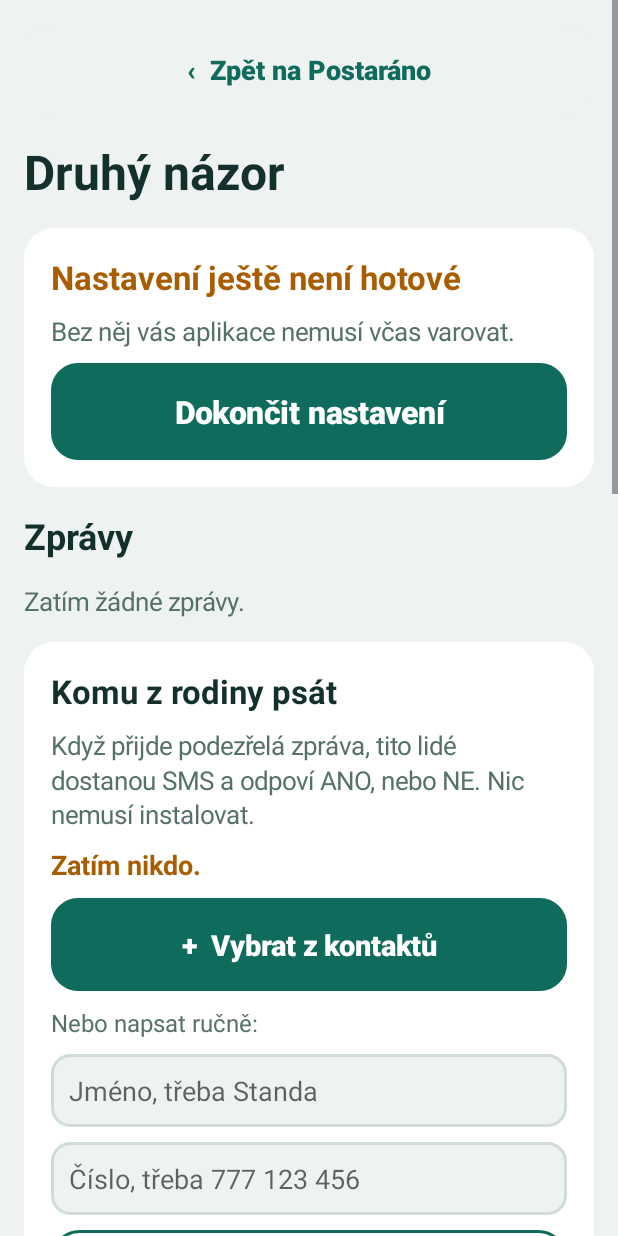
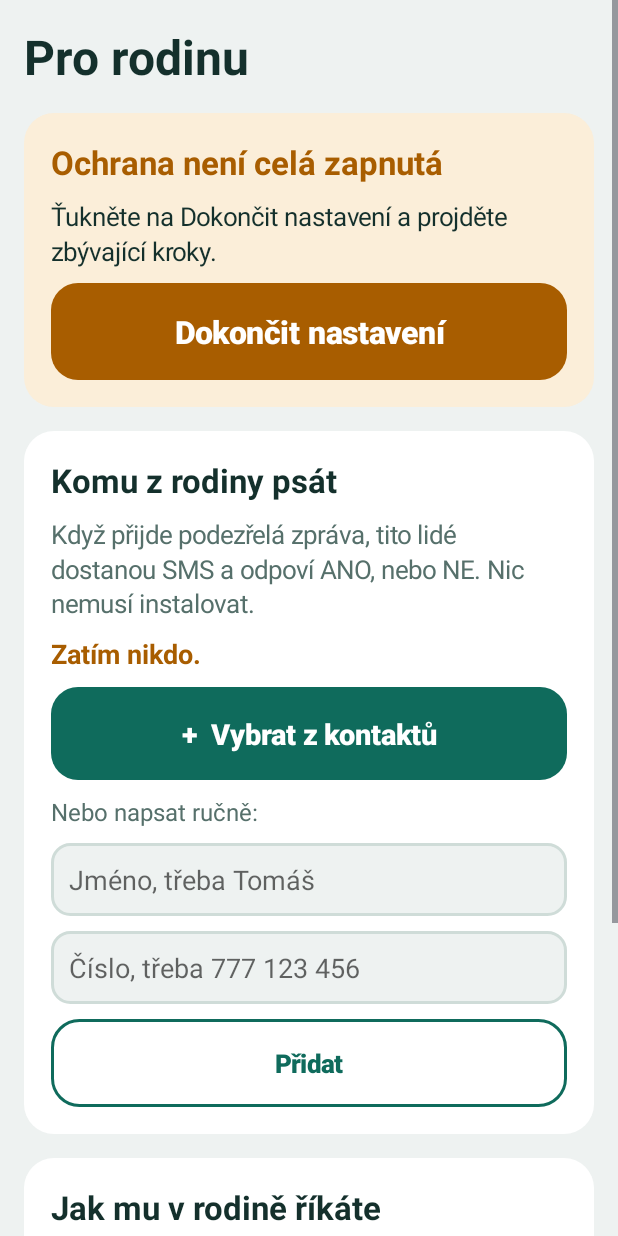
Before and after one commit to 995p2g56n2-wq/druhy-nazor, an Android app: the DruhyNazorActivity screen opened directly, with no data from a screen before it, on a phone screen of 412 x 824 dp. Run offline under Robolectric (Android 15) with nearby library versions, the phone set to English and light mode, and no system bars.

Commit message:
Jednodušší instalace a ovládání (#2)
- Úvod: jedno tlačítko Zapnout ochranu, pak hned Komu dáme vědět a Jak vám říká.
  Zrušena otázka Pro koho, katalog pomocníků a Více informací.
- Hotoví pomocníci jsou zapnutí sami, nehotové senior nevidí.
- Povolení jen ta potřebná: WhatsApp a Messenger jen když jsou v telefonu.
  Místo velkého Přeskočit jen malé Později.
- Úvodní obrazovka: velký stav, dlaždice Zprávy a malé tlačítko Pro rodinu.
  Když ochrana není celá, senior vidí, že rodina už o tom ví, a rodina dostane SMS.
- Pro rodinu: dokončit nastavení, komu psát (odebrání jde vrátit, změny se ohlásí SMS),
  jak seniorovi říkají, schované nastavení pro zkoušení.
- Sestavení se kontroluje i u návrhu změn.


Claude-Session: https://claude.ai/code/session_011h7VMnUtu7ciwt32iJXcso

Co-authored-by: Claude <noreply@anthropic.com>

```diff
--- a/app/build.gradle.kts
+++ b/app/build.gradle.kts
@@ -11,8 +11,8 @@ android {
         applicationId = "cz.druhynazor.test"
         minSdk = 29
         targetSdk = 34
-        versionCode = 9
-        versionName = "0.9-zkusebni"
+        versionCode = 10
+        versionName = "0.10-zkusebni"
     }
 
     signingConfigs {
--- a/app/src/main/java/cz/druhynazor/ChatWatcher.kt
+++ b/app/src/main/java/cz/druhynazor/ChatWatcher.kt
@@ -151,6 +151,11 @@ class ChatWatcher : NotificationListenerService() {
             "com.instagram.android" to "Instagram"
         )
 
+        /** V telefonu je aspoň jeden chat, který umíme hlídat. Bez něj krok WhatsApp a Messenger odpadá. */
+        fun anyChatInstalled(context: Context): Boolean = APPS.keys.any {
+            try { context.packageManager.getPackageInfo(it, 0); true } catch (e: Exception) { false }
+        }
+
         fun isEnabled(context: Context): Boolean {
             val flat = Settings.Secure.getString(context.contentResolver, "enabled_notification_listeners") ?: return false
             val me = ComponentName(context, ChatWatcher::class.java)
--- a/app/src/main/java/cz/druhynazor/DruhyNazorActivity.kt
+++ b/app/src/main/java/cz/druhynazor/DruhyNazorActivity.kt
@@ -13,10 +13,15 @@ import android.widget.Toast
 import cz.druhynazor.Ui.dp
 import java.util.Date
 
-/** Druhý názor uvnitř Postaráno: stav ochrany, zprávy a nastavení pro test. */
+/**
+ * Dvě obrazovky v jedné:
+ * - Zprávy (pro seniora): jen seznam zpráv.
+ * - Pro rodinu: dokončit nastavení, komu psát, jak seniorovi říkají a schované nastavení pro zkoušení.
+ */
 class DruhyNazorActivity : Activity() {
 
     private val onlyMessages get() = intent?.getBooleanExtra(EXTRA_ONLY_MESSAGES, false) == true
+    private var testShown = false
 
     override fun onCreate(savedInstanceState: Bundle?) {
         super.onCreate(savedInstanceState)
@@ -40,46 +45,64 @@ class DruhyNazorActivity : Activity() {
         val root = Ui.column(this, 16, 16).apply { setBackgroundColor(Ui.BG) }
         val permOk = DnSetupActivity.permsGranted(this)
 
-        root.addView(Ui.button(this, "‹  Zpět na Postaráno", Ui.BG, Ui.ACCENT, sp = 18f) { backHome() })
-
         if (onlyMessages) {
             root.addView(Ui.text(this, "Zprávy", 32f, bold = true))
-        } else {
-            root.addView(Ui.text(this, "Druhý názor", 32f, bold = true))
-            if (DnSetupActivity.allDone(this)) {
-                root.addView(Ui.text(this, "✅ Ochrana je zapnutá. Hovory a SMS jsou pod dohledem.", 20f, bold = true, color = Ui.OK))
+            if (!permOk) {
+                root.addView(Ui.text(this, "Zprávy se ukážou, až rodina dokončí nastavení.", 19f, color = Ui.MUTED))
             } else {
-                val setup = Ui.card(this)
-                setup.addView(Ui.text(this, "Nastavení ještě není hotové", 22f, bold = true, color = Ui.WARN))
-                setup.addView(Ui.text(this, "Bez něj vás aplikace nemusí včas varovat.", 17f, color = Ui.MUTED))
-                setup.addView(Ui.button(this, "Dokončit nastavení") {
-                    startActivity(Intent(this, DnSetupActivity::class.java))
-                })
-                root.addView(setup)
+                val list = SmsStore.latest(this)
+                if (list.isEmpty()) root.addView(Ui.text(this, "Zatím žádné zprávy.", 19f, color = Ui.MUTED))
+                for (sms in list) root.addView(messageRow(sms))
             }
+            show(root); return
         }
 
-        // ---- Zprávy ----
-        if (!onlyMessages) root.addView(Ui.text(this, "Zprávy", 24f, bold = true))
-        if (!permOk) {
-            root.addView(Ui.text(this, "Zprávy se ukážou po povolení oprávnění.", 17f, color = Ui.MUTED))
+        // ---- Pro rodinu ----
+        root.addView(Ui.text(this, "Pro rodinu", 32f, bold = true))
+        if (DnSetupActivity.allDone(this)) {
+            root.addView(Ui.text(this, "✅ Ochrana je celá zapnutá.", 20f, bold = true, color = Ui.OK))
         } else {
-            val list = SmsStore.latest(this)
-            if (list.isEmpty()) root.addView(Ui.text(this, "Zatím žádné zprávy.", 17f, color = Ui.MUTED))
-            for (sms in list) root.addView(messageRow(sms))
+            val setup = Ui.card(this).apply { background = Ui.rounded(Ui.WARN_SOFT, 20, this@DruhyNazorActivity) }
+            setup.addView(Ui.text(this, "Ochrana není celá zapnutá", 22f, bold = true, color = Ui.WARN))
+            setup.addView(Ui.text(this, "Ťukněte na Dokončit nastavení a projděte zbývající kroky.", 17f))
+            setup.addView(Ui.button(this, "Dokončit nastavení", Ui.WARN) {
+                startActivity(Intent(this, DnSetupActivity::class.java))
+            })
+            root.addView(setup)
         }
 
-        if (onlyMessages) { show(root); return }
-
-        // ---- Rodina ----
         root.addView(FamilyUi.card(this) { render() })
 
-        // ---- Zkušební nastavení ----
+        // ---- Jak seniorovi říkají ----
+        val call = Ui.card(this)
+        call.addView(Ui.text(this, "Jak mu v rodině říkáte", 22f, bold = true))
+        call.addView(Ui.text(this, "Takhle bude psát v SMS, třeba „${prefs.seniorName}: podvodná SMS“.", 17f, color = Ui.MUTED))
+        (Prefs.CALLS.map { it.second } + Prefs.OTHER).chunked(3).forEach { names ->
+            val row = LinearLayout(this).apply { orientation = LinearLayout.HORIZONTAL }
+            names.forEachIndexed { i, name ->
+                val on = prefs.seniorName == name
+                val b = Ui.button(this, name, if (on) Ui.ACCENT else Ui.CARD,
+                    if (on) android.graphics.Color.WHITE else Ui.ACCENT, sp = 16f) {
+                    prefs.seniorName = name; render()
+                }.apply { setPadding(dp(4), dp(14), dp(4), dp(14)) }
+                row.addView(b, LinearLayout.LayoutParams(0, LinearLayout.LayoutParams.WRAP_CONTENT, 1f).apply {
+                    if (i < 2) marginEnd = dp(8)
+                })
+            }
+            // Zarovnat poslední řádek na stejnou šířku tlačítek
+            repeat(3 - names.size) { row.addView(View(this), LinearLayout.LayoutParams(0, 1, 1f)) }
+            call.addView(row)
+        }
+        root.addView(call)
+
+        // ---- Zkušební nastavení (jen pro zkoušení, schované) ----
+        if (!testShown) {
+            root.addView(Ui.button(this, "Nastavení pro zkoušení", Ui.BG, Ui.MUTED, sp = 16f) { testShown = true; render() })
+            show(root); return
+        }
         val cfg = Ui.card(this)
-        cfg.addView(Ui.text(this, "Nastavení pro test", 22f, bold = true))
+        cfg.addView(Ui.text(this, "Nastavení pro zkoušení", 22f, bold = true))
 
-        cfg.addView(Ui.text(this, "Jak oslovit seniora v upozornění", 16f, color = Ui.MUTED))
-        val senior = Ui.input(this, prefs.seniorName, "Babička"); cfg.addView(senior)
         cfg.addView(Ui.text(this, "Čísla, která se v testu chovají jako podvodníci (oddělte čárkou)", 16f, color = Ui.MUTED))
         val scam = Ui.input(this, prefs.testScamNumbers, "např. 777 111 222", multi = true); cfg.addView(scam)
         cfg.addView(Ui.text(this, "Po kolika minutách hovoru s neznámým číslem upozornit rodinu", 16f, color = Ui.MUTED))
@@ -92,7 +115,6 @@ class DruhyNazorActivity : Activity() {
         }
         cfg.addView(block)
         cfg.addView(Ui.button(this, "Uložit nastavení", Ui.ACCENT, sp = 19f) {
-            prefs.seniorName = senior.text.toString().trim().ifEmpty { "Babička" }
             prefs.testScamNumbers = scam.text.toString().trim()
             prefs.longCallMinutes = minutes.text.toString().trim().toIntOrNull() ?: 3
             prefs.blockScamCalls = block.isChecked
@@ -128,11 +150,6 @@ class DruhyNazorActivity : Activity() {
         cfg.addView(Ui.text(this,
             "Až budete test končit: Nastavení telefonu → Aplikace → Výchozí aplikace → SMS a vraťte původní aplikaci Zprávy.",
             15f, color = Ui.MUTED))
-        cfg.addView(Ui.button(this, "Odebrat Druhý názor z úvodní obrazovky", Ui.CARD, Ui.BAD, sp = 17f) {
-            Modules.uninstall(this, Modules.DN)
-            Toast.makeText(this, "Odebráno. Vrátit ho jde přes „Přidat pomocníka“.", Toast.LENGTH_LONG).show()
-            backHome()
-        })
         val version = try { packageManager.getPackageInfo(packageName, 0).versionName } catch (e: Exception) { "?" }
         cfg.addView(Ui.text(this, "Verze aplikace: $version", 15f, color = Ui.MUTED))
         root.addView(cfg)
--- a/app/src/main/java/cz/druhynazor/FamilyUi.kt
+++ b/app/src/main/java/cz/druhynazor/FamilyUi.kt
@@ -8,9 +8,48 @@ import android.widget.LinearLayout
 import android.widget.Toast
 import cz.druhynazor.Ui.dp
 
-/** Karta „Komu psát z rodiny“: výběr z kontaktů, ruční přidání, odebrání a zkušební SMS. */
+/**
+ * Karta „Komu z rodiny psát“: výběr z kontaktů, ruční přidání, odebrání a zkušební SMS.
+ * Každá změna se rodině ohlásí SMS a odebrání jde vrátit jedním ťuknutím.
+ */
 object FamilyUi {
     const val REQ_PICK = 31
+
+    /** Naposledy odebraný člověk, aby šel vrátit. */
+    private var lastRemoved: FamilyContact? = null
+
+    /** První SMS novému člověku z rodiny: co od aplikace čekat. */
+    fun welcomeText(prefs: Prefs) =
+        "Postaráno: Dobrý den, od teď vám napíšu, když na telefon ${prefs.seniorGenitive} přijde podvod " +
+        "nebo něco podezřelého. U nejasné zprávy stačí odpovědět ANO, nebo NE. Nic nemusíte instalovat."
+
+    private fun canSms(a: Activity) = a.checkSelfPermission(android.Manifest.permission.SEND_SMS) ==
+        android.content.pm.PackageManager.PERMISSION_GRANTED
+
+    /** Výběr člověka z kontaktů. */
+    fun pick(a: Activity) {
+        try {
+            @Suppress("DEPRECATION")
+            a.startActivityForResult(Intent(Intent.ACTION_PICK, ContactsContract.CommonDataKinds.Phone.CONTENT_URI), REQ_PICK)
+        } catch (e: Exception) {
+            Toast.makeText(a, "Kontakty nejde otevřít, napište číslo ručně.", Toast.LENGTH_LONG).show()
+        }
+    }
+
+    /** Ruční zadání jména a čísla, když kontakty nejdou otevřít. */
+    fun manual(a: Activity, into: LinearLayout, onChanged: () -> Unit) {
+        val name = Ui.input(a, "", "Jméno, třeba Tomáš"); into.addView(name)
+        val phone = Ui.input(a, "", "Číslo, třeba 777 123 456", phone = true); into.addView(phone)
+        into.addView(Ui.button(a, "Přidat", Ui.CARD, Ui.ACCENT, sp = 17f) {
+            val n = name.text.toString().trim()
+            val p = phone.text.toString().trim()
+            if (p.filter { it.isDigit() }.length < 9) {
+                Toast.makeText(a, "Napište celé telefonní číslo.", Toast.LENGTH_LONG).show(); return@button
+            }
+            add(a, n.ifEmpty { p }, p)
+            onChanged()
+        })
+    }
 
     fun card(a: Activity, onChanged: () -> Unit): View {
         val prefs = Prefs(a)
@@ -30,32 +69,28 @@ object FamilyUi {
                 })
             row.addView(Ui.button(a, "Odebrat", Ui.CARD, Ui.BAD, sp = 15f) {
                 prefs.familyContacts = prefs.familyContacts.filter { it != c }
+                lastRemoved = c
+                if (canSms(a)) {
+                    Family.sendSms(a, c.phone, "Postaráno: Od teď vám už nebudu psát o telefonu ${prefs.seniorGenitive}.")
+                    Family.sms(a, "Postaráno: ${c.name} už nedostává zprávy o telefonu ${prefs.seniorGenitive}.")
+                }
                 onChanged()
             }.apply { setPadding(a.dp(12), a.dp(10), a.dp(12), a.dp(10)) })
             card.addView(row)
         }
 
-        card.addView(Ui.button(a, "+  Vybrat z kontaktů", sp = 19f) {
-            try {
-                @Suppress("DEPRECATION")
-                a.startActivityForResult(Intent(Intent.ACTION_PICK, ContactsContract.CommonDataKinds.Phone.CONTENT_URI), REQ_PICK)
-            } catch (e: Exception) {
-                Toast.makeText(a, "Kontakty nejde otevřít, napište číslo ručně.", Toast.LENGTH_LONG).show()
-            }
-        })
+        lastRemoved?.takeIf { prefs.familyByNumber(it.phone) == null }?.let { r ->
+            card.addView(Ui.button(a, "↩  Vrátit ${r.name}", Ui.CARD, Ui.ACCENT, sp = 17f) {
+                lastRemoved = null
+                add(a, r.name, r.phone)
+                onChanged()
+            })
+        }
+
+        card.addView(Ui.button(a, "+  Vybrat z kontaktů", sp = 19f) { pick(a) })
 
         card.addView(Ui.text(a, "Nebo napsat ručně:", 16f, color = Ui.MUTED))
-        val name = Ui.input(a, "", "Jméno, třeba Standa"); card.addView(name)
-        val phone = Ui.input(a, "", "Číslo, třeba 777 123 456", phone = true); card.addView(phone)
-        card.addView(Ui.button(a, "Přidat", Ui.CARD, Ui.ACCENT, sp = 17f) {
-            val n = name.text.toString().trim()
-            val p = phone.text.toString().trim()
-            if (p.filter { it.isDigit() }.length < 9) {
-                Toast.makeText(a, "Napište celé telefonní číslo.", Toast.LENGTH_LONG).show(); return@button
-            }
-            add(a, n.ifEmpty { p }, p)
-            onChanged()
-        })
+        manual(a, card, onChanged)
 
         if (list.isNotEmpty()) {
             card.addView(Ui.button(a, "Poslat rodině zkušební SMS", Ui.CARD, Ui.ACCENT, sp = 17f) {
@@ -72,6 +107,9 @@ object FamilyUi {
             Toast.makeText(a, "Tohle číslo už v seznamu je.", Toast.LENGTH_SHORT).show(); return
         }
         prefs.familyContacts = prefs.familyContacts + FamilyContact(name, phone)
+        // Po dokončeném nastavení dostane nový člověk hned vysvětlení. Při prvním nastavení
+        // odejde až na konci, až aplikace smí posílat SMS.
+        if (prefs.testSent && canSms(a)) Family.sendSms(a, phone, welcomeText(prefs))
     }
 
     /** Výsledek z výběru kontaktu. Vrací true, když šlo o něj. */
```
Also changed, not shown: app/src/main/AndroidManifest.xml (+11 -0 lines), app/src/main/java/cz/druhynazor/DnSetupActivity.kt (+25 -32 lines), app/src/main/java/cz/druhynazor/MainActivity.kt (+117 -166 lines), app/src/main/java/cz/druhynazor/Modules.kt (+12 -25 lines), app/src/main/java/cz/druhynazor/Prefs.kt (+19 -0 lines), 1 other file.
